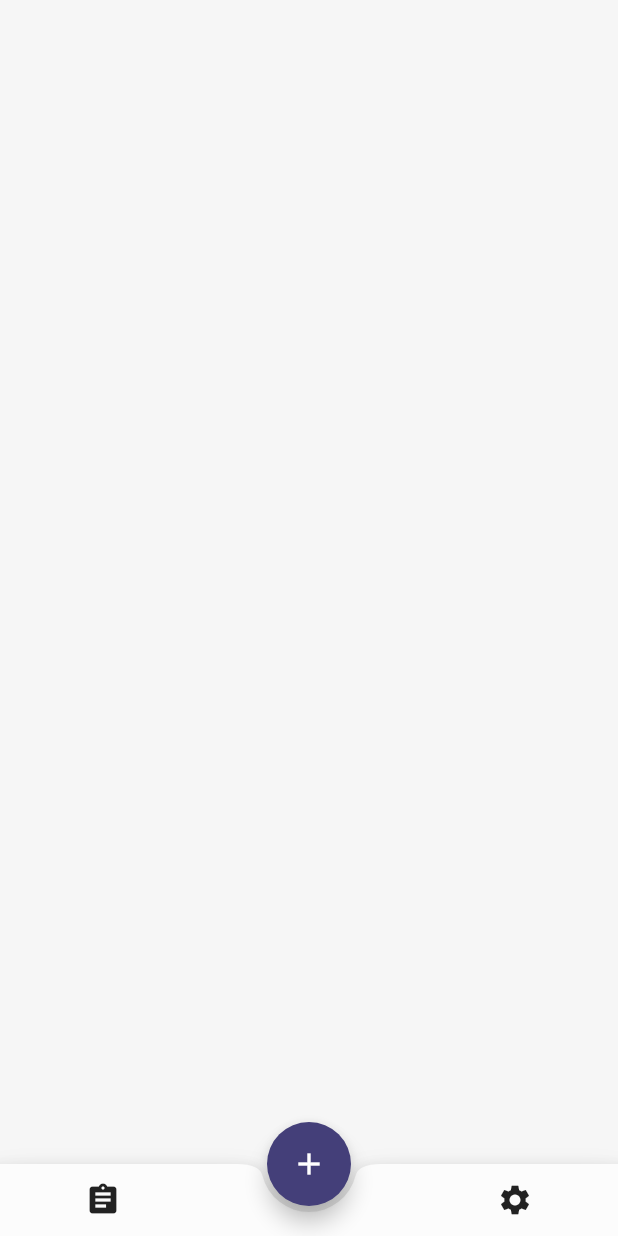
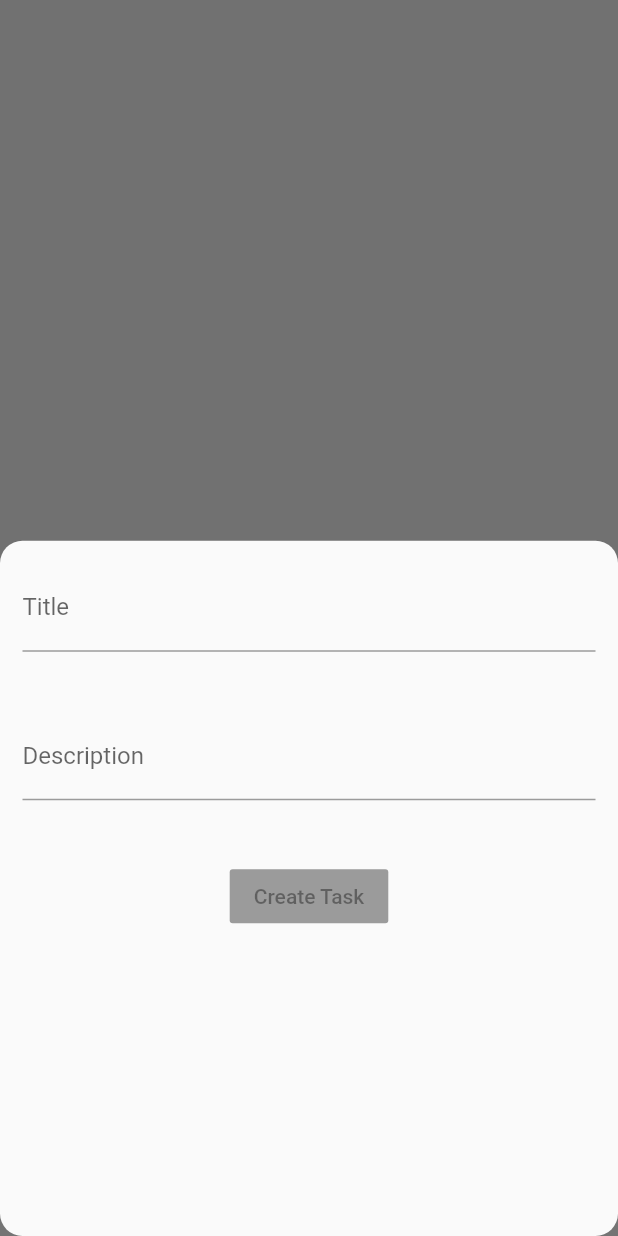
Before and after one commit to jlaskowska/todo, a Flutter app: the screen it shows after launch, after a tap on the "add" icon, on a phone screen of 412 x 824 dp. Run offline on Flutter 3.47's test engine with Material 2 defaults, Android fonts, the phone set to English and light mode, and no system bars; our stand-ins replace flutter_mobx, hive, mobx; accounts and stored records are empty; generated files the repository leaves out were written again.

Commit message:
Added CreateTaskSheet and store.

```diff
--- a/lib/localizations.dart
+++ b/lib/localizations.dart
@@ -12,18 +12,32 @@ class AppLocalizations {
 
   static Map<String, Map<String, String>> _localizedValues = {
     'en': {
-      'title': 'Hello, World!',
+      'createTaskSheetTextFieldTitle': 'Title',
+      'createTaskSheetTextFieldDescription': 'Description',
+      'createTaskSheetButton': 'Create Task',
     },
     'de': {
-      'title': 'Hallo, Welt!',
+      'createTaskSheetTextFieldTitle': 'Titel',
+      'createTaskSheetTextFieldDescription': 'Beschreibung',
+      'createTaskSheetButton': 'Create Task',
     },
     'pl': {
-      'title': 'Witaj, świecie!',
+      'createTaskSheetTextFieldTitle': 'Tytuł',
+      'createTaskSheetTextFieldDescription': 'Opis',
+      'createTaskSheetButton': 'Create Task',
     },
   };
 
-  String get title {
-    return _localizedValues[locale.languageCode]['title'];
+  String get createTaskSheetTextFieldTitle {
+    return _localizedValues[locale.languageCode]['createTaskSheetTextFieldTitle'];
+  }
+
+  String get createTaskSheetTextFieldDescription {
+    return _localizedValues[locale.languageCode]['createTaskSheetTextFieldDescription'];
+  }
+
+  String get createTaskSheetButton {
+    return _localizedValues[locale.languageCode]['createTaskSheetButton'];
   }
 }
 
--- /dev/null
+++ b/lib/widgets/create_task_sheet/create_task_sheet.dart
@@ -0,0 +1,51 @@
+import 'package:flutter/material.dart';
+import 'package:todo/localizations.dart';
+import 'package:todo/widgets/create_task_sheet/create_task_sheet_store.dart';
+
+class CreateTaskSheet extends StatefulWidget {
+  CreateTaskSheet({Key key}) : super(key: key);
+
+  @override
+  _CreateTaskSheetState createState() => _CreateTaskSheetState();
+}
+
+class _CreateTaskSheetState extends State<CreateTaskSheet> {
+  final store = CreateTaskSheetStore();
+
+  @override
+  Widget build(BuildContext context) {
+    return Container(
+      margin: const EdgeInsets.all(15),
+      child: Column(
+        children: <Widget>[
+          TextField(
+            onChanged: (value) => store.title = value,
+            cursorColor: Theme.of(context).accentColor,
+            decoration: InputDecoration(
+              labelText: AppLocalizations.of(context).createTaskSheetTextFieldTitle,
+            ),
+          ),
+          const SizedBox(height: 40),
+          TextField(
+            onChanged: (value) => store.description = value,
+            cursorColor: Theme.of(context).accentColor,
+            decoration: InputDecoration(
+              labelText: AppLocalizations.of(context).createTaskSheetTextFieldDescription,
+            ),
+          ),
+          const SizedBox(height: 40),
+          RaisedButton(
+            color: Theme.of(context).accentColor,
+            child: Text(AppLocalizations.of(context).createTaskSheetButton),
+            onPressed: store.validTitle
+                ? () {
+                    store.addTask();
+                    Navigator.of(context).pop();
+                  }
+                : null,
+          )
+        ],
+      ),
+    );
+  }
+}
--- /dev/null
+++ b/lib/widgets/create_task_sheet/create_task_sheet_store.dart
@@ -0,0 +1,43 @@
+import 'package:mobx/mobx.dart';
+import 'package:todo/models/task.dart';
+import 'package:todo/services/task_service.dart';
+import 'package:uuid/uuid.dart';
+
+part 'create_task_sheet_store.g.dart';
+
+class CreateTaskSheetStore = _CreateTaskSheetStore with _$CreateTaskSheetStore;
+
+abstract class _CreateTaskSheetStore with Store {
+  List<ReactionDisposer> _disposers;
+  final taskService = TaskService();
+
+  _CreateTaskSheetStore() {
+    _disposers = [
+      reaction((_) => title, _validateTitle),
+    ];
+  }
+
+  void dispose() => _disposers.forEach((disposer) => disposer());
+
+  @observable
+  String title;
+
+  @observable
+  String description;
+
+  @observable
+  bool validTitle = false;
+
+  @action
+  void _validateTitle(String value) => validTitle = value.trim().length >= 1;
+
+  void addTask() {
+    final task = Task(
+      id: Uuid().v4(),
+      title: title,
+      description: description,
+    );
+
+    taskService.addTask(task);
+  }
+}
--- a/lib/widgets/home_screen.dart
+++ b/lib/widgets/home_screen.dart
@@ -1,6 +1,7 @@
 import 'package:flutter/material.dart';
+import 'package:todo/widgets/create_task_sheet/create_task_sheet.dart';
 import 'package:todo/widgets/settings_screen/settings_screen.dart';
-import 'package:todo/widgets/task_screen.dart';
+import 'package:todo/widgets/task_screen/task_screen.dart';
 
 class HomeScreen extends StatefulWidget {
   HomeScreen({Key key}) : super(key: key);
@@ -40,7 +41,15 @@ class _HomeScreenState extends State<HomeScreen> {
       ),
       floatingActionButton: FloatingActionButton(
         child: const Icon(Icons.add),
-        onPressed: () => print('FAB'),
+        onPressed: () {
+          showModalBottomSheet(
+            shape: RoundedRectangleBorder(
+              borderRadius: BorderRadius.circular(15.0),
+            ),
+            context: context,
+            builder: (_) => CreateTaskSheet(),
+          );
+        },
       ),
       body: children[index],
     );
--- a/pubspec.yaml
+++ b/pubspec.yaml
@@ -19,6 +19,7 @@ dependencies:
   hive_flutter: ^0.3.0+1
   hive_generator: ^0.7.0
   path_provider: ^1.6.0
+  uuid: ^2.0.4
 
 dev_dependencies:
   flutter_test:
```
Also changed, not shown: lib/widgets/create_task_sheet/create_task_sheet_store.g.dart (added), lib/widgets/task_screen/task_screen.dart (renamed from lib/widgets/task_screen.dart), pubspec.lock.
